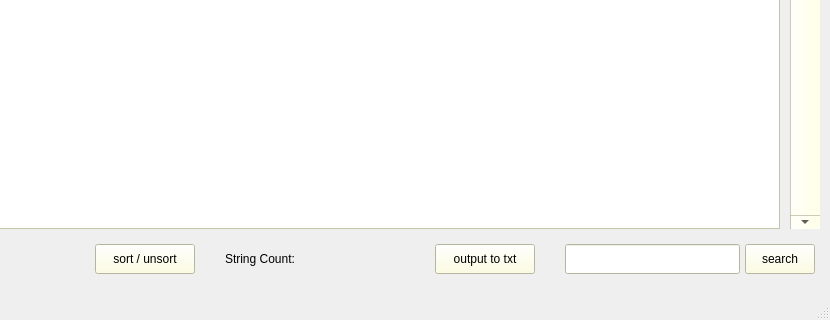
Above: mainwindow.ui from briantobin256/Static-File-Analysis-Tool before the change; both pictures show x 155 to 985 and y 500 to 820 of the 985 by 820 pixel window. Below: the same form after it.
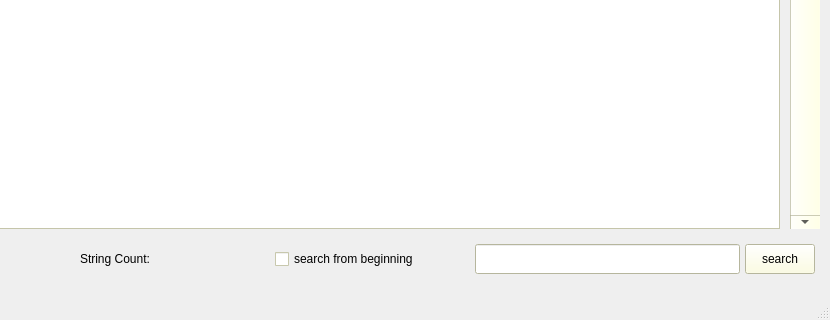
That is the form after the change. The open tabs and pages were chosen to show the change.

Commit message: moved sort and output strings to context menu. added checkbox to start searching from beginning of list.

```diff
--- a/mainwindow.ui
+++ b/mainwindow.ui
@@ -497,7 +497,7 @@
      <widget class="QLabel" name="stringCountLabel">
       <property name="geometry">
        <rect>
-        <x>380</x>
+        <x>235</x>
         <y>725</y>
         <width>100</width>
         <height>30</height>
@@ -513,7 +513,7 @@
      <widget class="QLabel" name="stringCountValue">
       <property name="geometry">
        <rect>
-        <x>480</x>
+        <x>335</x>
         <y>725</y>
         <width>95</width>
         <height>30</height>
@@ -591,9 +591,9 @@
      <widget class="QLineEdit" name="searchString">
       <property name="geometry">
        <rect>
-        <x>720</x>
+        <x>630</x>
         <y>725</y>
-        <width>175</width>
+        <width>265</width>
         <height>30</height>
        </rect>
       </property>
@@ -637,30 +637,17 @@
        <string/>
       </property>
      </widget>
-     <widget class="QPushButton" name="stringSortUnsort">
+     <widget class="QCheckBox" name="stringsSearchFromBeginningCheckBox">
       <property name="geometry">
        <rect>
-        <x>250</x>
+        <x>430</x>
         <y>725</y>
-        <width>100</width>
+        <width>190</width>
         <height>30</height>
        </rect>
       </property>
       <property name="text">
-       <string>sort / unsort</string>
-      </property>
-     </widget>
-     <widget class="QPushButton" name="stringOutputButton">
-      <property name="geometry">
-       <rect>
-        <x>590</x>
-        <y>725</y>
-        <width>100</width>
-        <height>30</height>
-       </rect>
-      </property>
-      <property name="text">
-       <string>output to txt</string>
+       <string>search from beginning</string>
       </property>
      </widget>
     </widget>
```
Left out of the diff: 18 changed lines with no effect on the pictures. The commit also changes 2 other files.
